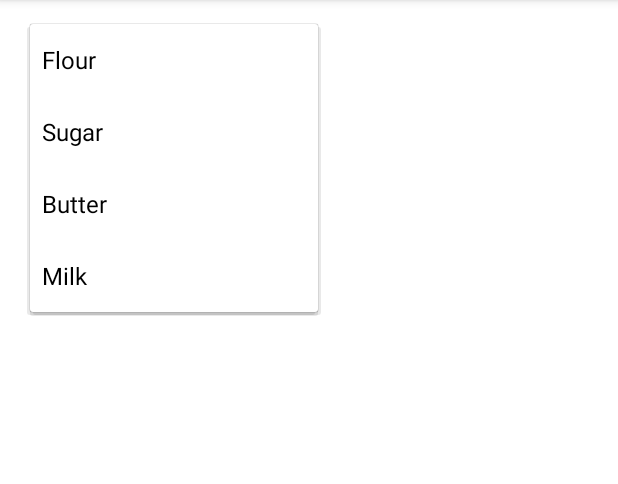
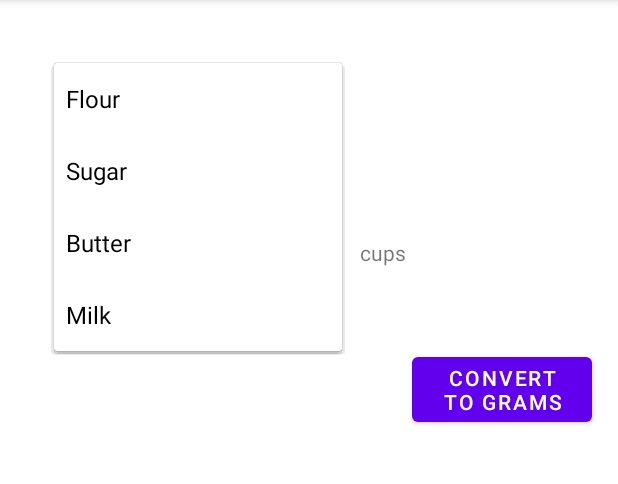
Before and after one commit to mho-bbk/myrecipes, an Android app: the ConverterFragment screen opened directly, with no data from a screen before it, after a tap on "Flour", on a phone screen of 412 x 824 dp, the part 84-568 px from its top. Run offline under Robolectric (Android 15) with nearby library versions, the phone set to English and light mode, and no system bars.

Commit message:
Completed v1 of converter UI

```diff
--- a/src/main/res/layout/fragment_converter.xml
+++ b/src/main/res/layout/fragment_converter.xml
@@ -1,8 +1,9 @@
 <?xml version="1.0" encoding="utf-8"?>
-<FrameLayout xmlns:android="http://schemas.android.com/apk/res/android"
+<androidx.constraintlayout.widget.ConstraintLayout xmlns:android="http://schemas.android.com/apk/res/android"
     xmlns:tools="http://schemas.android.com/tools"
     android:layout_width="match_parent"
     android:layout_height="match_parent"
+    xmlns:app="http://schemas.android.com/apk/res-auto"
     tools:context=".converter.ConverterFragment">
 
     <!-- TODO: Implement a border (using style?) -->
@@ -10,8 +11,48 @@
         android:id="@+id/ingredient_spinner"
         android:layout_width="200dp"
         android:layout_height="wrap_content"
-        android:layout_marginTop="16dp"
-        android:layout_marginLeft="16dp"
+        android:layout_marginTop="42dp"
+        android:layout_marginStart="32dp"
+        app:layout_constraintStart_toStartOf="parent"
+        app:layout_constraintTop_toTopOf="parent"
         android:padding="4dp" />
 
-</FrameLayout>
+    <com.google.android.material.textfield.TextInputEditText
+        android:id="@+id/cups_input"
+        android:layout_width="200dp"
+        android:layout_height="wrap_content"
+        android:layout_marginTop="80dp"
+        app:layout_constraintStart_toStartOf="@id/ingredient_spinner"
+        app:layout_constraintTop_toBottomOf="@id/ingredient_spinner"
+        android:padding="4dp"/>
+
+    <TextView
+        android:id="@+id/cups_text"
+        android:layout_width="wrap_content"
+        android:layout_height="wrap_content"
+        app:layout_constraintStart_toEndOf="@id/cups_input"
+        app:layout_constraintTop_toTopOf="@id/cups_input"
+        app:layout_constraintBottom_toBottomOf="@id/cups_input"
+        android:layout_marginLeft="4dp"
+        android:padding="4dp"
+        android:text="cups"/>
+
+    <Button
+        android:id="@+id/conversion_button"
+        android:layout_width="120dp"
+        android:layout_height="wrap_content"
+        android:text="Convert to grams"
+        app:layout_constraintTop_toBottomOf="@id/cups_text"
+        app:layout_constraintStart_toEndOf="@id/cups_text"
+        android:layout_marginTop="50dp"/>
+
+    <TextView
+        android:layout_width="wrap_content"
+        android:layout_height="wrap_content"
+        app:layout_constraintTop_toBottomOf="@id/conversion_button"
+        app:layout_constraintStart_toStartOf="parent"
+        app:layout_constraintEnd_toEndOf="parent"
+        android:layout_marginTop="100dp"
+        tools:text="X cups to X grams"/>
+
+</androidx.constraintlayout.widget.ConstraintLayout>
```
